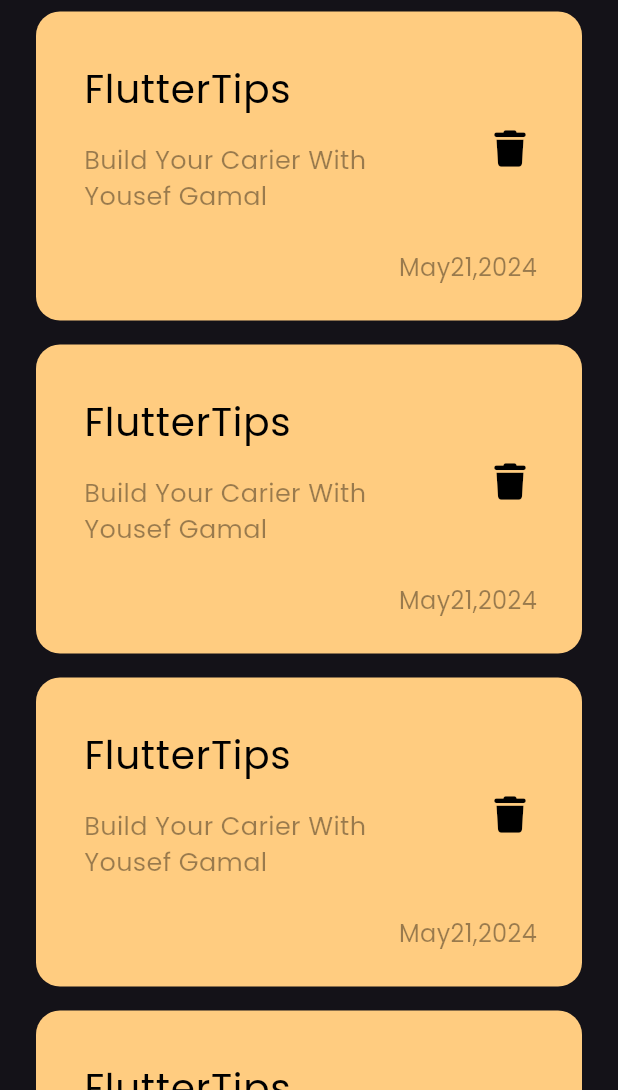
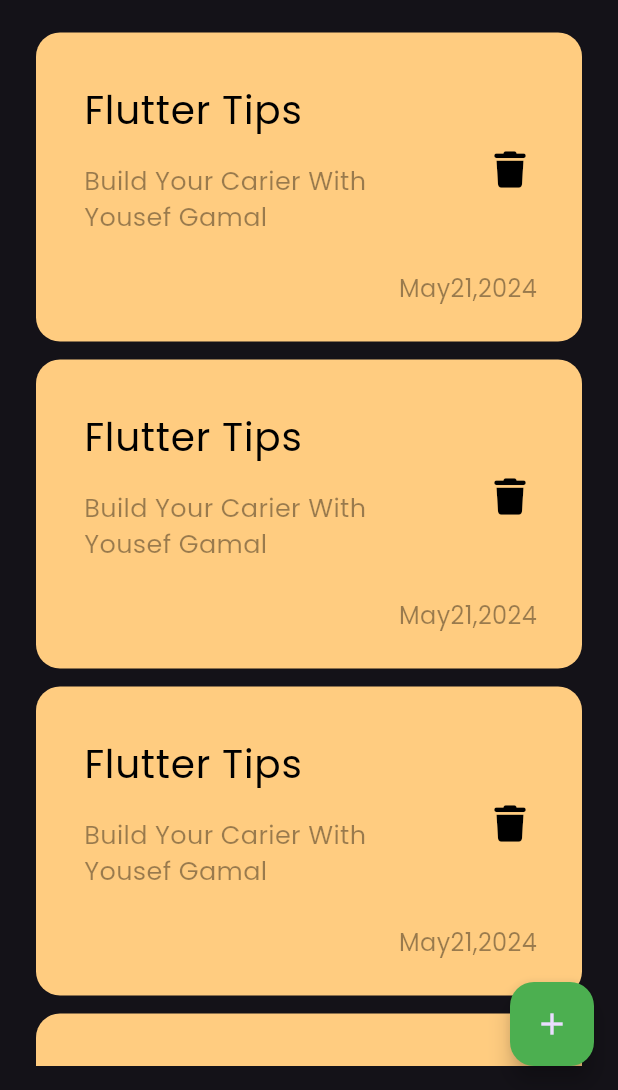
Before and after one commit to yousef123123123/notes_app, a Flutter app: the screen it shows after launch, on a phone screen of 412 x 824 dp, the part 146-1236 px from its top. Run offline on Flutter 3.47's test engine with Material 3 defaults, Android fonts, the phone set to English and light mode, and no system bars; our stand-ins replace font_awesome_flutter.

```diff
--- a/lib/views/notes_view.dart
+++ b/lib/views/notes_view.dart
@@ -1,4 +1,5 @@
 import 'package:flutter/material.dart';
+import 'package:notes_app/views/widgets/addBottomModel_sheet.dart';
 import 'package:notes_app/views/widgets/notes_view_body.dart';
 
 class NotesView extends StatelessWidget {
@@ -6,8 +7,21 @@ class NotesView extends StatelessWidget {
 
   @override
   Widget build(BuildContext context) {
-    return const Scaffold(
-      body: NotesViewBody(),
+    return Scaffold(
+      floatingActionButton: FloatingActionButton(
+        backgroundColor: Colors.green,
+        onPressed: () {
+          showModalBottomSheet(
+              context: context,
+              builder: (context) {
+                return const AddNoteBottomsheet();
+              });
+        },
+        child: const Icon(
+          Icons.add,
+        ),
+      ),
+      body: const NotesViewBody(),
     );
   }
 }
--- a/lib/views/widgets/custom_note_item.dart
+++ b/lib/views/widgets/custom_note_item.dart
@@ -15,7 +15,7 @@ class NoteItem extends StatelessWidget {
         children: [
           ListTile(
             title: const Text(
-              'FlutterTips',
+              'Flutter Tips',
               style: TextStyle(color: Colors.black, fontSize: 26),
             ),
             subtitle: Padding(
--- a/lib/views/widgets/notes_listView.dart
+++ b/lib/views/widgets/notes_listView.dart
@@ -7,13 +7,17 @@ class NotesListView extends StatelessWidget {
 
   @override
   Widget build(BuildContext context) {
-    return ListView.builder(
-      itemBuilder: (context, index) {
-        return const Padding(
-          padding: EdgeInsets.symmetric(vertical: 8),
-          child: NoteItem(),
-        );
-      },
+    return Padding(
+      padding: const EdgeInsets.symmetric(vertical: 16),
+      child: ListView.builder(
+        padding: EdgeInsets.zero,
+        itemBuilder: (context, index) {
+          return const Padding(
+            padding: EdgeInsets.symmetric(vertical: 6),
+            child: NoteItem(),
+          );
+        },
+      ),
     );
   }
 }
```
Also changed, not shown: lib/views/widgets/addBottomModel_sheet.dart (added, +10 -0 lines).
